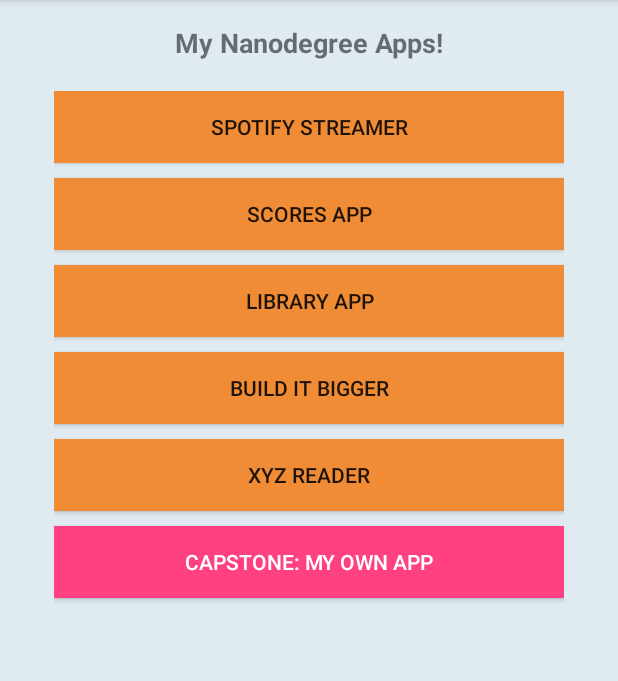
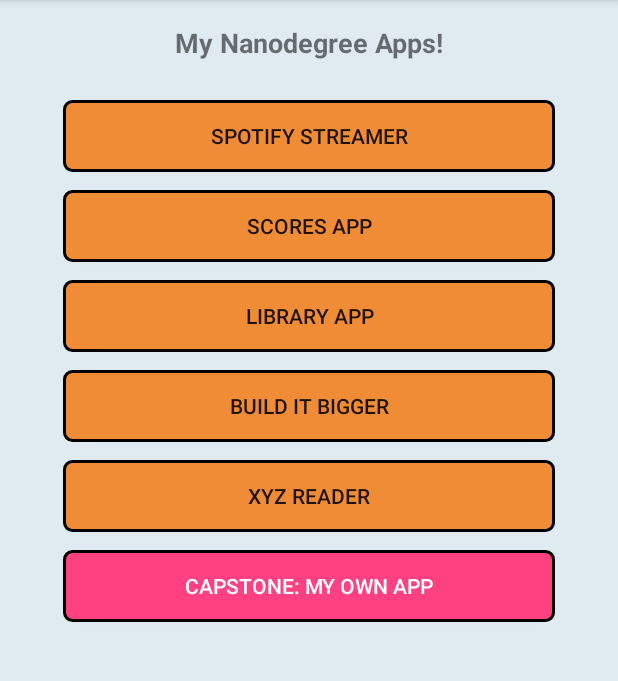
Before and after one commit to amrendra18/udacity-p0, an Android app: the screen it shows after launch (SplashActivity), after a tap on "SPOTIFY STREAMER", on a phone screen of 412 x 824 dp, the part 84-765 px from its top. Run offline under Robolectric (Android 15) with nearby library versions, the phone set to English and light mode, and no system bars; our stand-ins replace ButterKnife.

Commit message:
Add butterknife, scroll view, round corner buttons

```diff
--- a/app/src/main/java/in/amrendra/myappportfolio/SplashActivity.java
+++ b/app/src/main/java/in/amrendra/myappportfolio/SplashActivity.java
@@ -1,92 +1,50 @@
 package in.amrendra.myappportfolio;
 
+import android.os.Bundle;
 import android.support.v7.app.AppCompatActivity;
-import android.os.Bundle;
-import android.view.View;
-import android.widget.Button;
 import android.widget.Toast;
 
-public class SplashActivity extends AppCompatActivity implements View.OnClickListener {
+import butterknife.ButterKnife;
+import butterknife.OnClick;
 
-    Button spotifyAppButton;
-    Button scoresAppButton;
-    Button libraryAppButton;
-    Button buildAppButton;
-    Button readerAppButton;
-    Button capstoneAppButton;
+@SuppressWarnings("unused")
+public class SplashActivity extends AppCompatActivity {
+
+    @OnClick(R.id.spotify_button)
+    void launchSpotifyApp() {
+        Toast.makeText(this, "This will launch Spotify Streamer app!", Toast.LENGTH_SHORT).show();
+    }
+
+    @OnClick(R.id.score_button)
+    void launchScoresApp() {
+        Toast.makeText(this, "This will launch Scores app!", Toast.LENGTH_SHORT).show();
+    }
+
+    @OnClick(R.id.library_button)
+    void launchLibraryApp() {
+        Toast.makeText(this, "This will launch Library app!", Toast.LENGTH_SHORT).show();
+    }
+
+    @OnClick(R.id.build_button)
+    void launchBuildApp() {
+        Toast.makeText(this, "This will launch Build It Bigger app!", Toast.LENGTH_SHORT).show();
+    }
+
+    @OnClick(R.id.reader_button)
+    void launchReaderApp() {
+        Toast.makeText(this, "This will launch XYZ Reader app!", Toast.LENGTH_SHORT).show();
+    }
+
+    @OnClick(R.id.capstone_button)
+    void launchCapstoneApp() {
+        Toast.makeText(this, "This will launch Capstone app!", Toast.LENGTH_SHORT).show();
+    }
 
     @Override
     protected void onCreate(Bundle savedInstanceState) {
         super.onCreate(savedInstanceState);
         setContentView(R.layout.splash_activity);
-
-        initViews();
+        ButterKnife.bind(this);
     }
 
-    private void initViews() {
-        spotifyAppButton = (Button) findViewById(R.id.spotify_button);
-        scoresAppButton = (Button) findViewById(R.id.score_button);
-        libraryAppButton = (Button) findViewById(R.id.library_button);
-        buildAppButton = (Button) findViewById(R.id.build_button);
-        readerAppButton = (Button) findViewById(R.id.reader_button);
-        capstoneAppButton = (Button) findViewById(R.id.capstone_button);
-
-        spotifyAppButton.setOnClickListener(this);
-        scoresAppButton.setOnClickListener(this);
-        libraryAppButton.setOnClickListener(this);
-        buildAppButton.setOnClickListener(this);
-        readerAppButton.setOnClickListener(this);
-        capstoneAppButton.setOnClickListener(this);
-    }
-
-    @Override
-    public void onClick(View v) {
-        int id = v.getId();
-        switch (id) {
-            case R.id.spotify_button:
-                launchSpotifyApp();
-                break;
-            case R.id.score_button:
-                launchScoresApp();
-                break;
-            case R.id.library_button:
-                launchLibraryApp();
-                break;
-            case R.id.build_button:
-                launchBuildApp();
-                break;
-            case R.id.reader_button:
-                launchReaderApp();
-                break;
-            case R.id.capstone_button:
-                launchCapstoneApp();
-                break;
-            default:
-                break;
-        }
-    }
-
-    private void launchReaderApp() {
-        Toast.makeText(this, "This will launch XYZ Reader app!", Toast.LENGTH_SHORT).show();
-    }
-
-    private void launchBuildApp() {
-        Toast.makeText(this, "This will launch Build It Bigger app!", Toast.LENGTH_SHORT).show();
-    }
-
-    private void launchLibraryApp() {
-        Toast.makeText(this, "This will launch Library app!", Toast.LENGTH_SHORT).show();
-    }
-
-    private void launchScoresApp() {
-        Toast.makeText(this, "This will launch Scores app!", Toast.LENGTH_SHORT).show();
-    }
-
-    private void launchSpotifyApp() {
-        Toast.makeText(this, "This will launch Spotify Streamer app!", Toast.LENGTH_SHORT).show();
-    }
-
-    private void launchCapstoneApp() {
-        Toast.makeText(this, "This will launch Capstone app!", Toast.LENGTH_SHORT).show();
-    }
 }
--- /dev/null
+++ b/app/src/main/res/drawable/selector_normal_rounded_button.xml
@@ -0,0 +1,29 @@
+<?xml version="1.0" encoding="utf-8"?>
+<selector xmlns:android="http://schemas.android.com/apk/res/android" android:exitFadeDuration="@android:integer/config_shortAnimTime">
+
+    <item android:state_pressed="false">
+        <shape android:shape="rectangle">
+            <solid android:color="@color/colorSplashButtonBackground"/>
+            <stroke android:width="@dimen/splash_button_width_border" android:color="@color/black"/>
+            <corners android:radius="@dimen/splash_button_round_radius"/>
+        </shape>
+    </item>
+
+    <item android:state_pressed="true">
+        <shape android:shape="rectangle">
+            <solid android:color="@color/colorSplashButtonBackground"/>
+            <stroke android:width="@dimen/splash_button_pressed_width_border" android:color="@color/black"/>
+            <corners android:radius="@dimen/splash_button_round_radius"/>
+        </shape>
+
+    </item>
+
+    <item>
+        <shape android:shape="rectangle">
+            <solid android:color="@color/colorSplashButtonBackground"/>
+            <stroke android:width="@dimen/splash_button_width_border" android:color="@color/black"/>
+            <corners android:radius="@dimen/splash_button_round_radius"/>
+        </shape>
+    </item>
+
+</selector>
--- /dev/null
+++ b/app/src/main/res/drawable/selector_special_rounded_button.xml
@@ -0,0 +1,28 @@
+<?xml version="1.0" encoding="utf-8"?>
+<selector xmlns:android="http://schemas.android.com/apk/res/android" android:exitFadeDuration="@android:integer/config_shortAnimTime">
+
+    <item android:state_focused="true" android:state_pressed="false">
+        <shape android:shape="rectangle">
+            <solid android:color="@color/colorSplashButtonSpecialBackground"/>
+            <stroke android:width="@dimen/splash_button_width_border" android:color="@color/black"/>
+            <corners android:radius="@dimen/splash_button_round_radius"/>
+        </shape>
+    </item>
+
+    <item android:state_pressed="true">
+        <shape android:shape="rectangle">
+            <solid android:color="@color/colorSplashButtonSpecialBackground"/>
+            <stroke android:width="@dimen/splash_button_pressed_width_border" android:color="@color/black"/>
+            <corners android:radius="@dimen/splash_button_round_radius"/>
+        </shape>
+    </item>
+
+    <item>
+        <shape android:shape="rectangle">
+            <solid android:color="@color/colorSplashButtonSpecialBackground"/>
+            <stroke android:width="@dimen/splash_button_width_border" android:color="@color/black"/>
+            <corners android:radius="@dimen/splash_button_round_radius"/>
+        </shape>
+    </item>
+
+</selector>
--- a/app/src/main/res/layout/splash_activity.xml
+++ b/app/src/main/res/layout/splash_activity.xml
@@ -1,15 +1,17 @@
 <?xml version="1.0" encoding="utf-8"?>
+
+
 <LinearLayout
     xmlns:android="http://schemas.android.com/apk/res/android"
     xmlns:tools="http://schemas.android.com/tools"
     android:layout_width="match_parent"
     android:layout_height="match_parent"
+    android:background="@color/colorSplashBackground"
     android:orientation="vertical"
     android:paddingBottom="@dimen/activity_vertical_margin"
     android:paddingLeft="@dimen/activity_horizontal_margin"
     android:paddingRight="@dimen/activity_horizontal_margin"
     android:paddingTop="@dimen/activity_vertical_margin"
-    android:background="@color/colorSplashBackground"
     tools:context=".SplashActivity">
 
     <LinearLayout
@@ -23,10 +25,14 @@
             android:layout_height="wrap_content"
             android:gravity="center_horizontal"
             android:text="@string/my_app"
-            android:textStyle="bold"
-            android:textSize="@dimen/app_title_size"/>
+            android:textSize="@dimen/app_title_size"
+            android:textStyle="bold"/>
 
     </LinearLayout>
+
+    <ScrollView
+        android:layout_width="match_parent"
+        android:layout_height="match_parent">
 
         <LinearLayout
             android:layout_width="match_parent"
@@ -38,58 +44,37 @@
 
             <Button
                 android:id="@+id/spotify_button"
-            android:layout_width="match_parent"
-            android:layout_height="wrap_content"
-            android:background="@color/colorSplashButtonBackground"
-            android:padding="@dimen/splash_button_padding"
-            android:layout_marginBottom="@dimen/splash_button_margin"
+                style="@style/splash_activity_button_style"
                 android:text="@string/spotify_app"/>
 
             <Button
                 android:id="@+id/score_button"
-            android:layout_width="match_parent"
-            android:layout_height="wrap_content"
-            android:background="@color/colorSplashButtonBackground"
-            android:padding="@dimen/splash_button_padding"
-            android:layout_marginBottom="@dimen/splash_button_margin"
+                style="@style/splash_activity_button_style"
                 android:text="@string/score_app"/>
 
             <Button
                 android:id="@+id/library_button"
-            android:layout_width="match_parent"
-            android:layout_height="wrap_content"
-            android:background="@color/colorSplashButtonBackground"
-            android:padding="@dimen/splash_button_padding"
-            android:layout_marginBottom="@dimen/splash_button_margin"
+                style="@style/splash_activity_button_style"
                 android:text="@string/library_app"/>
 
             <Button
                 android:id="@+id/build_button"
-            android:layout_width="match_parent"
-            android:layout_height="wrap_content"
-            android:background="@color/colorSplashButtonBackground"
-            android:padding="@dimen/splash_button_padding"
-            android:layout_marginBottom="@dimen/splash_button_margin"
+                style="@style/splash_activity_button_style"
                 android:text="@string/build_app"/>
 
             <Button
                 android:id="@+id/reader_button"
-            android:layout_width="match_parent"
-            android:layout_height="wrap_content"
-            android:background="@color/colorSplashButtonBackground"
-            android:padding="@dimen/splash_button_padding"
-            android:layout_marginBottom="@dimen/splash_button_margin"
+                style="@style/splash_activity_button_style"
                 android:text="@string/reader_app"/>
 
             <Button
                 android:id="@+id/capstone_button"
-            android:layout_width="match_parent"
-            android:layout_height="wrap_content"
-            android:background="@color/colorSplashButtonSpecialBackground"
-            android:padding="@dimen/splash_button_padding"
-            android:layout_marginBottom="@dimen/splash_button_margin"
-            android:textColor="@color/white"
-            android:text="@string/capstone_app"/>
+                style="@style/splash_activity_button_style"
+                android:background="@drawable/selector_special_rounded_button"
+                android:text="@string/capstone_app"
+                android:textColor="@color/white"/>
         </LinearLayout>
 
+    </ScrollView>
+
 </LinearLayout>
--- a/app/src/main/res/values/dimens.xml
+++ b/app/src/main/res/values/dimens.xml
@@ -7,5 +7,9 @@
     <dimen name="app_title_size">18dp</dimen>
     <dimen name="splash_screen_layout_margin">20dp</dimen>
     <dimen name="splash_button_padding">5dp</dimen>
-    <dimen name="splash_button_margin">10dp</dimen>
+    <dimen name="splash_button_margin">6dp</dimen>
+
+    <dimen name="splash_button_round_radius">5dp</dimen>
+    <dimen name="splash_button_width_border">2dp</dimen>
+    <dimen name="splash_button_pressed_width_border">3dp</dimen>
 </resources>
--- a/app/src/main/res/values/styles.xml
+++ b/app/src/main/res/values/styles.xml
@@ -14,4 +14,12 @@
     <style name="AppTheme.AppBarOverlay" parent="ThemeOverlay.AppCompat.Dark.ActionBar"/>
     <style name="AppTheme.PopupOverlay" parent="ThemeOverlay.AppCompat.Light"/>
 
+
+    <style name="splash_activity_button_style" parent="Base.TextAppearance.AppCompat.Widget.Button">
+        <item name="android:layout_width">match_parent</item>
+        <item name="android:layout_height">wrap_content</item>
+        <item name="android:layout_margin">@dimen/splash_button_margin</item>
+        <item name="android:background">@drawable/selector_normal_rounded_button</item>
+        <item name="android:padding">@dimen/splash_button_padding</item>
+    </style>
 </resources>
```
Also changed, not shown: app/build.gradle (+10 -2 lines). Lines whose indentation alone changed are shown as unchanged.
